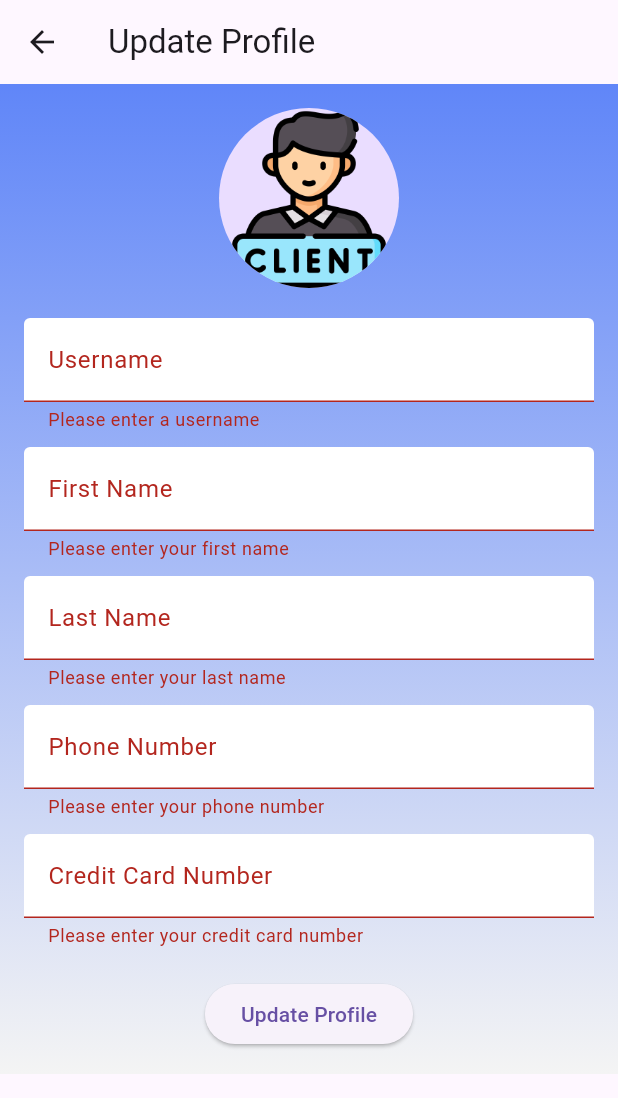
After one commit to Marwen-Hammami/LocaGest-Flutter, a Flutter app: the UpdateProfilePage screen opened directly, after a tap on "Update Profile", on a phone screen of 412 x 824 dp. The commit adds this screen. Shown: the top 1098 px of the screen. Run offline on Flutter 3.47's test engine with Material 3 defaults, Android fonts, the phone set to English and light mode, and no system bars; our stand-ins replace shared_preferences, syncfusion_flutter_charts; accounts and stored records are empty.

Commit message:
update profile

```diff
--- /dev/null
+++ b/lib/screens/User/UpdateUser.dart
@@ -0,0 +1,183 @@
+import 'package:flutter/material.dart';
+import 'package:locagest/services/User_service.dart';
+
+class UpdateProfilePage extends StatefulWidget {
+
+  UpdateProfilePage();
+
+  @override
+  _UpdateProfilePageState createState() => _UpdateProfilePageState();
+}
+
+class _UpdateProfilePageState extends State<UpdateProfilePage> {
+  AuthService userService = AuthService(); // Initialize the AuthService
+
+  final _formKey = GlobalKey<FormState>();
+  TextEditingController _usernameController = TextEditingController();
+  TextEditingController _emailController = TextEditingController();
+  TextEditingController _firstNameController = TextEditingController();
+  TextEditingController _lastNameController = TextEditingController();
+  TextEditingController _phoneNumberController = TextEditingController();
+  TextEditingController _creditCardNumberController = TextEditingController();
+
+  bool _isLoading = false;
+
+  @override
+  void initState() {
+    super.initState();
+
+
+  }
+
+  void _updateProfile() async {
+    if (_formKey.currentState!.validate()) {
+      setState(() {
+        _isLoading = true;
+      });
+
+      try {
+        await userService.updateUser(
+          username: _usernameController.text,
+          email: _emailController.text,
+          firstName: _firstNameController.text,
+          lastName: _lastNameController.text,
+          phoneNumber: _phoneNumberController.text,
+          creditCardNumber: _creditCardNumberController.text,
+        );
+
+        // Handle the successful update
+        ScaffoldMessenger.of(context).showSnackBar(
+          SnackBar(content: Text('Profile updated successfully')),
+        );
+
+        // Navigate to a different page or perform other actions as needed
+
+      } catch (error) {
+        // Handle the error
+        ScaffoldMessenger.of(context).showSnackBar(
+          SnackBar(content: Text('Failed to update profile: $error')),
+        );
+      } finally {
+        setState(() {
+          _isLoading = false;
+        });
+      }
+    }
+  }
+
+  @override
+  Widget build(BuildContext context) {
+    return Scaffold(
+      appBar: AppBar(
+        title: Text('Update Profile'),
+      ),
+      body: Container(
+        decoration: BoxDecoration(
+          gradient: LinearGradient(
+            begin: Alignment.topCenter,
+            end: Alignment.bottomCenter,
+            colors: [
+              Color.fromARGB(255, 96, 134, 248),
+              Color.fromARGB(255, 244, 244, 244),
+            ],
+          ),
+        ),
+        child: SingleChildScrollView(
+          padding: EdgeInsets.all(16.0),
+          child: Form(
+            key: _formKey,
+            child: Column(
+              children: [
+                CircleAvatar(
+                  radius: 60.0,
+                  backgroundImage: AssetImage('images/client.png'), // Replace with the path to your desired avatar image
+                ),
+                SizedBox(height: 20.0),
+                TextFormField(
+                  controller: _usernameController,
+                  decoration: InputDecoration(
+                    labelText: 'Username',
+                    filled: true,
+                    fillColor: Colors.white,
+                  ),
+                  validator: (value) {
+                    if (value == null || value.isEmpty) {
+                      return 'Please enter a username';
+                    }
+                    return null;
+                  },
+                ),
+
+                SizedBox(height: 10.0),
+                TextFormField(
+                  controller: _firstNameController,
+                  decoration: InputDecoration(
+                    labelText: 'First Name',
+                    filled: true,
+                    fillColor: Colors.white,
+                  ),
+                  validator: (value) {
+                    if (value == null || value.isEmpty) {
+                      return 'Please enter your first name';
+                    }
+                    return null;
+                  },
+                ),
+                SizedBox(height: 10.0),
+                TextFormField(
+                  controller: _lastNameController,
+                  decoration: InputDecoration(
+                    labelText: 'Last Name',
+                    filled: true,
+                    fillColor: Colors.white,
+                  ),
+                  validator: (value) {
+                    if (value == null || value.isEmpty) {
+                      return 'Please enter your last name';
+                    }
+                    return null;
+                  },
+                ),
+                SizedBox(height: 10.0),
+                TextFormField(
+                  controller: _phoneNumberController,
+                  decoration: InputDecoration(
+                    labelText: 'Phone Number',
+                    filled: true,
+                    fillColor: Colors.white,
+                  ),
+                  validator: (value) {
+                    if (value == null || value.isEmpty) {
+                      return 'Please enter your phone number';
+                    }
+                    return null;
+                  },
+                ),
+                SizedBox(height: 10.0),
+                TextFormField(
+                  controller: _creditCardNumberController,
+                  decoration: InputDecoration(
+                    labelText: 'Credit Card Number',
+                    filled: true,
+                    fillColor: Colors.white,
+                  ),
+                  validator: (value) {
+                    if (value == null || value.isEmpty) {
+                      return 'Please enter your credit card number';
+                    }
+                    return null;
+                  },
+                ),
+                SizedBox(height: 20.0),
+                ElevatedButton(
+                  onPressed: _isLoading ? null : _updateProfile,
+                  child: _isLoading ? CircularProgressIndicator() : Text('Update Profile'),
+                ),
+              ],
+            ),
+          ),
+        ),
+      ),
+    );
+  }
+}
```
Also changed, not shown: lib/screens/User/profile.dart (+29 -7 lines), lib/services/User_service.dart (+44 -0 lines).
